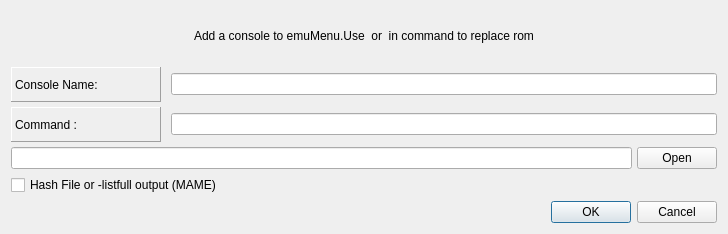
Above: assets/addConsoleDialog.ui from fuzzbop/emuMenu before the change. Below: the same form after it.
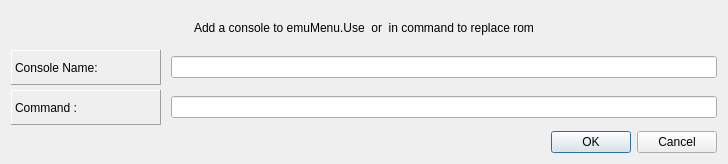
That is the form after the change.

Commit message: Changed/merged rom adding dialogs, console adding, launching, adding of roms in the background.py

Diff of the .ui file:
```diff
--- a/assets/addConsoleDialog.ui
+++ b/assets/addConsoleDialog.ui
@@ -7,14 +7,14 @@
     <x>0</x>
     <y>0</y>
     <width>728</width>
-    <height>234</height>
+    <height>164</height>
    </rect>
   </property>
   <property name="windowTitle">
    <string>Add New Console</string>
   </property>
   <layout class="QGridLayout" name="gridLayout">
-   <item row="3" column="0">
+   <item row="2" column="0">
     <widget class="QDialogButtonBox" name="console_add_button_box">
      <property name="orientation">
       <enum>Qt::Horizontal</enum>
@@ -24,16 +24,6 @@
      </property>
     </widget>
    </item>
-   <item row="0" column="0">
-    <widget class="QLabel" name="Description_label">
-     <property name="text">
-      <string>Add a console to emuMenu.Use &lt;ROM&gt; or &lt;BASENAME&gt; in command to replace rom</string>
-     </property>
-     <property name="alignment">
-      <set>Qt::AlignCenter</set>
-     </property>
-    </widget>
-   </item>
    <item row="1" column="0">
     <layout class="QVBoxLayout" name="main_layout">
      <property name="spacing">
@@ -109,36 +99,15 @@
        </item>
       </layout>
      </item>
-     <item>
-      <layout class="QHBoxLayout" name="hash_layout">
-       <item>
-        <widget class="QLineEdit" name="hash_line_edit">
-         <property name="inputMask">
-          <string/>
-         </property>
-         <property name="text">
-          <string notr="true"/>
-         </property>
-         <property name="maxLength">
-          <number>32767</number>
-         </property>
-        </widget>
-       </item>
-       <item>
-        <widget class="QPushButton" name="hash_open_button">
-         <property name="text">
-          <string>Open</string>
-         </property>
-        </widget>
-       </item>
-      </layout>
-     </item>
     </layout>
    </item>
-   <item row="2" column="0">
-    <widget class="QCheckBox" name="hash_check_box">
+   <item row="0" column="0">
+    <widget class="QLabel" name="Description_label">
      <property name="text">
-      <string>Hash File or -listfull output (MAME)</string>
+      <string>Add a console to emuMenu.Use &lt;ROM&gt; or &lt;BASENAME&gt; in command to replace rom</string>
+     </property>
+     <property name="alignment">
+      <set>Qt::AlignCenter</set>
      </property>
     </widget>
    </item>
```
The commit also changes 7 other files.
